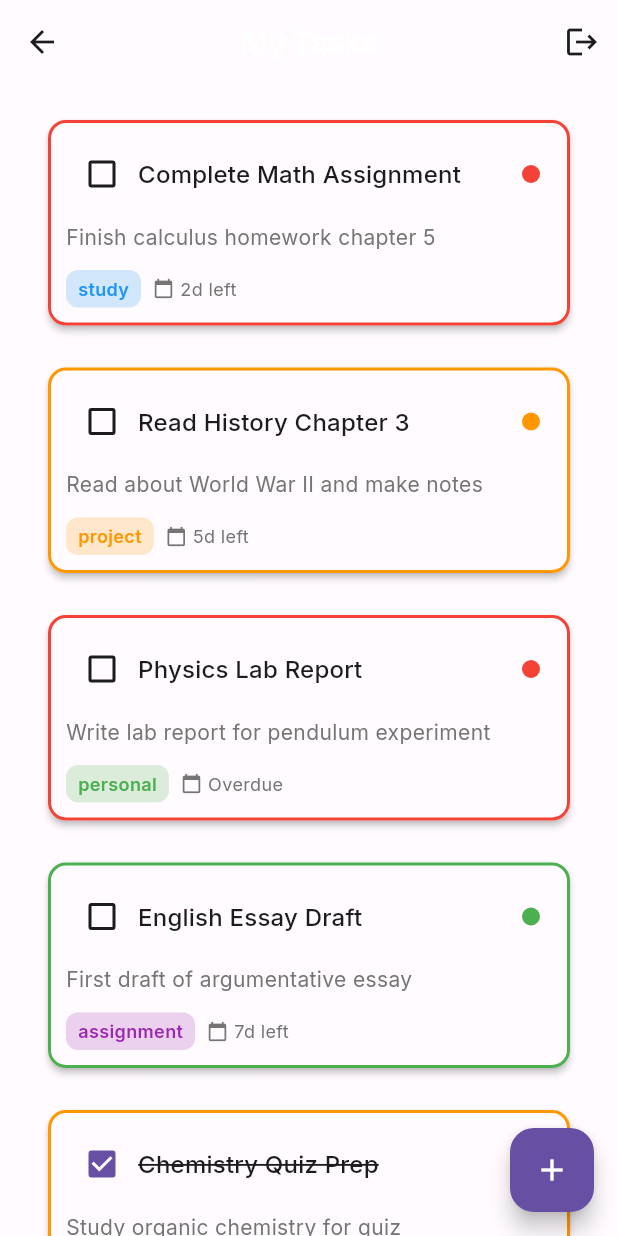
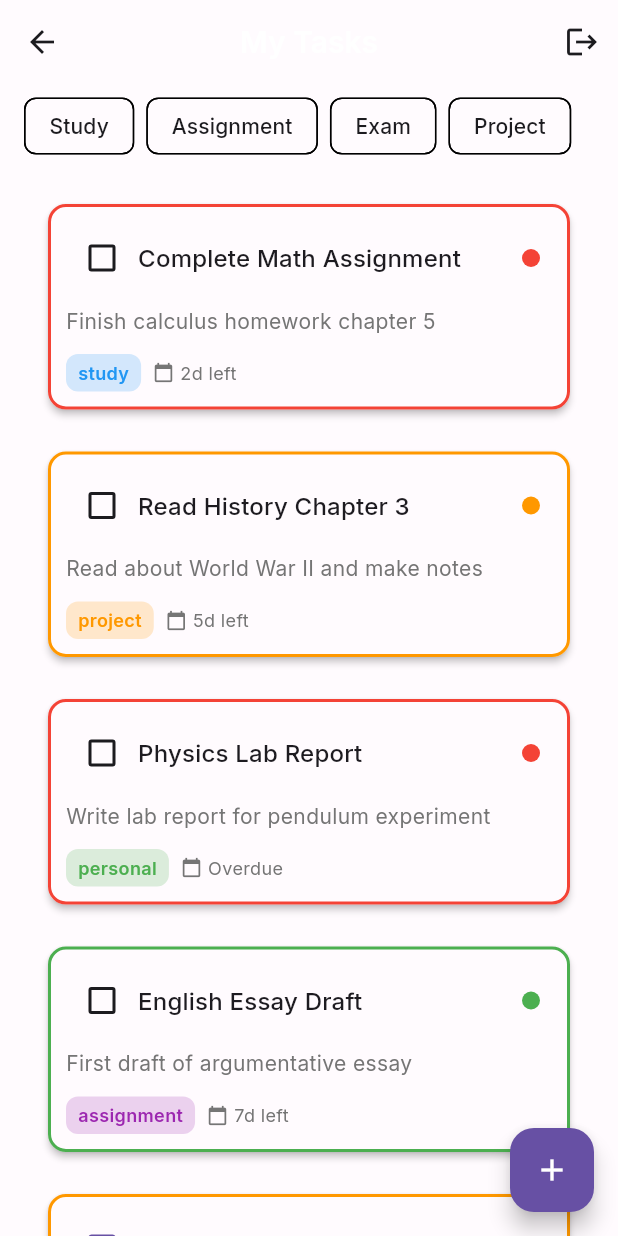
Before and after one commit to izzalDev/study_tracker, a Flutter app: the TaskListScreen screen opened by its route, on a phone screen of 412 x 824 dp. Run offline on Flutter 3.47's test engine with Material 3 defaults, Android fonts, the phone set to English and light mode, and no system bars; our stand-ins replace google_fonts, shared_preferences; missing offline and left inert: flutter_quill; accounts and stored records are empty.

Commit message:
feat(tasks): implements feature filter tasks by category

```diff
--- a/lib/features/tasks/models/task_model.dart
+++ b/lib/features/tasks/models/task_model.dart
@@ -80,4 +80,12 @@ enum TaskPriority { low, medium, high }
 
 enum TaskStatus { completed, pending, overdue }
 
-enum TaskCategory { study, assignment, project, personal }
+enum TaskCategory {
+  study('Study'),
+  assignment('Assignment'),
+  project('Project'),
+  personal('Personal');
+
+  final String label;
+  const TaskCategory(this.label);
+}
--- /dev/null
+++ b/lib/features/tasks/provider/category_filter_provider.dart
@@ -0,0 +1,49 @@
+import 'package:flutter/foundation.dart';
+import 'package:shared_preferences/shared_preferences.dart';
+
+class CategoryFilterProvider extends ChangeNotifier {
+  final Set<String> _selectedCategories = {};
+  final List<String> availableCategories = [
+    'Study',
+    'Assignment',
+    'Exam',
+    'Project',
+  ];
+
+  Set<String> get selectedCategories => _selectedCategories;
+  bool get hasActiveFilter => _selectedCategories.isNotEmpty;
+
+  static const _prefsKey = 'selected_categories';
+
+  Future<void> loadSelectedCategories() async {
+    final prefs = await SharedPreferences.getInstance();
+    final stored = prefs.getStringList(_prefsKey);
+    if (stored != null) {
+      _selectedCategories
+        ..clear()
+        ..addAll(stored);
+      notifyListeners();
+    }
+  }
+
+  Future<void> _saveSelectedCategories() async {
+    final prefs = await SharedPreferences.getInstance();
+    await prefs.setStringList(_prefsKey, _selectedCategories.toList());
+  }
+
+  void toggleCategory(String category) {
+    if (_selectedCategories.contains(category)) {
+      _selectedCategories.remove(category);
+    } else {
+      _selectedCategories.add(category);
+    }
+    notifyListeners();
+    _saveSelectedCategories();
+  }
+
+  void clearFilters() {
+    _selectedCategories.clear();
+    notifyListeners();
+    _saveSelectedCategories();
+  }
+}
--- a/lib/features/tasks/screens/task_list_screen.dart
+++ b/lib/features/tasks/screens/task_list_screen.dart
@@ -4,6 +4,7 @@ import 'package:study_tracker/core/constants/app_colors.dart';
 import 'package:study_tracker/core/constants/app_strings.dart';
 import 'package:study_tracker/features/auth/providers/auth_provider.dart';
 import 'package:study_tracker/features/tasks/models/task_model.dart';
+import 'package:study_tracker/features/tasks/provider/category_filter_provider.dart';
 import 'package:study_tracker/features/tasks/provider/task_provider.dart';
 import 'package:study_tracker/features/tasks/widgets/task_card.dart';
 import 'package:study_tracker/routes/app_routes.dart';
@@ -38,11 +39,29 @@ class _TaskListScreenState extends State<TaskListScreen> {
           ),
         ],
       ),
-      body: Consumer<TaskProvider>(
-        builder: (context, taskProvider, child) {
-          if (taskProvider.tasks.isEmpty) return _buildEmptyState();
-          return _buildTaskList(taskProvider.tasks);
-        },
+      body: Column(
+        children: [
+          _buildCategoryFilterBar(),
+          Expanded(
+            child: Consumer2<TaskProvider, CategoryFilterProvider>(
+              builder: (context, taskProvider, filterProvider, _) {
+                final allTasks = taskProvider.tasks;
+                final filtered = filterProvider.hasActiveFilter
+                    ? allTasks
+                          .where(
+                            (t) => filterProvider.selectedCategories.contains(
+                              t.category.label,
+                            ),
+                          )
+                          .toList()
+                    : allTasks;
+
+                if (filtered.isEmpty) return _buildEmptyState();
+                return _buildTaskList(filtered);
+              },
+            ),
+          ),
+        ],
       ),
       floatingActionButton: FloatingActionButton(
         onPressed: _navigateToAddTask,
@@ -91,6 +110,37 @@ class _TaskListScreenState extends State<TaskListScreen> {
           child: _buildDismissibleTaskCard(task, index), // From P05
         );
       },
+    );
+  }
+
+  Widget _buildCategoryFilterBar() {
+    return SizedBox(
+      height: 56,
+      child: Consumer<CategoryFilterProvider>(
+        builder: (context, filterProvider, _) {
+          return ListView.builder(
+            scrollDirection: Axis.horizontal,
+            padding: const EdgeInsets.symmetric(horizontal: 12, vertical: 8),
+            itemCount: filterProvider.availableCategories.length,
+            itemBuilder: (context, index) {
+              final category = filterProvider.availableCategories[index];
+              final isSelected = filterProvider.selectedCategories.contains(
+                category,
+              );
+
+              return Padding(
+                padding: const EdgeInsets.symmetric(horizontal: 4),
+                child: FilterChip(
+                  label: Text(category),
+                  selected: isSelected,
+                  onSelected: (_) => filterProvider.toggleCategory(category),
+                  selectedColor: Theme.of(context).colorScheme.primaryContainer,
+                ),
+              );
+            },
+          );
+        },
+      ),
     );
   }
 
--- a/lib/main.dart
+++ b/lib/main.dart
@@ -2,6 +2,7 @@ import 'package:flutter/material.dart';
 import 'package:provider/provider.dart';
 import 'package:study_tracker/app.dart';
 import 'package:study_tracker/features/auth/providers/auth_provider.dart';
+import 'package:study_tracker/features/tasks/provider/category_filter_provider.dart';
 import 'package:study_tracker/features/tasks/provider/task_provider.dart';
 
 void main() {
@@ -10,6 +11,7 @@ void main() {
       providers: [
         ChangeNotifierProvider(create: (_) => AuthProvider()),
         ChangeNotifierProvider(create: (_) => TaskProvider()),
+        ChangeNotifierProvider(create: (_) => CategoryFilterProvider()),
       ],
       child: const StudyTrackerApp(),
     ),
```
